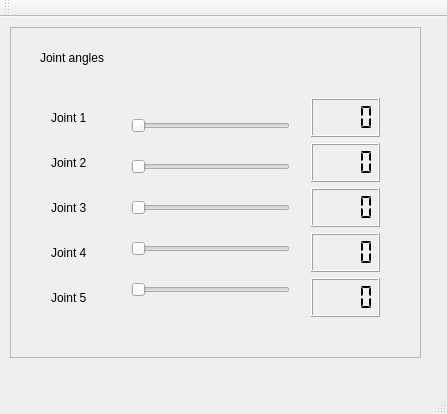
The window that ArmControllerGUI/mainwindow.ui (tafulop/RobotimArmQtGUI) describes before a commit, drawn with Qt 5.
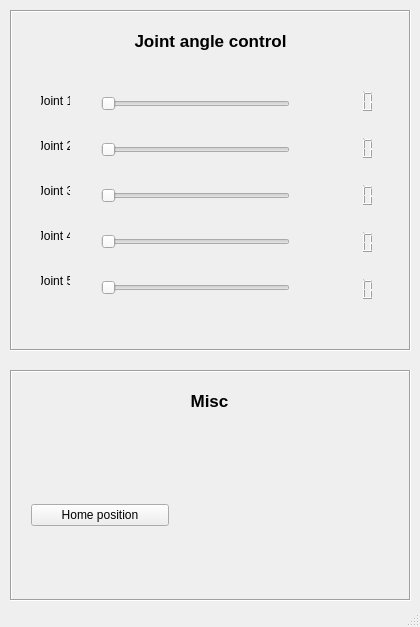
The same window after the commit.

Diff of the .ui file:
```diff
--- a/ArmControllerGUI/mainwindow.ui
+++ b/ArmControllerGUI/mainwindow.ui
@@ -6,8 +6,8 @@
    <rect>
     <x>0</x>
     <y>0</y>
-    <width>447</width>
-    <height>414</height>
+    <width>420</width>
+    <height>627</height>
    </rect>
   </property>
   <property name="windowTitle">
@@ -19,23 +19,23 @@
      <rect>
       <x>10</x>
       <y>10</y>
-      <width>411</width>
-      <height>331</height>
+      <width>401</width>
+      <height>341</height>
      </rect>
     </property>
     <property name="frameShape">
-     <enum>QFrame::StyledPanel</enum>
+     <enum>QFrame::Box</enum>
     </property>
     <property name="frameShadow">
-     <enum>QFrame::Raised</enum>
+     <enum>QFrame::Sunken</enum>
     </property>
     <widget class="QWidget" name="verticalLayoutWidget">
      <property name="geometry">
       <rect>
-       <x>110</x>
-       <y>60</y>
-       <width>181</width>
-       <height>241</height>
+       <x>80</x>
+       <y>50</y>
+       <width>211</width>
+       <height>271</height>
       </rect>
      </property>
      <layout class="QVBoxLayout" name="verticalLayout">
@@ -85,15 +85,24 @@
     <widget class="QWidget" name="verticalLayoutWidget_2">
      <property name="geometry">
       <rect>
-       <x>290</x>
+       <x>300</x>
        <y>60</y>
-       <width>91</width>
-       <height>241</height>
+       <width>81</width>
+       <height>251</height>
       </rect>
      </property>
      <layout class="QVBoxLayout" name="verticalLayout_2">
       <item>
        <widget class="QLCDNumber" name="jointAngleLcd_1">
+        <property name="toolTip">
+         <string>The joint angles in degree.</string>
+        </property>
+        <property name="frameShape">
+         <enum>QFrame::NoFrame</enum>
+        </property>
+        <property name="frameShadow">
+         <enum>QFrame::Raised</enum>
+        </property>
         <property name="smallDecimalPoint">
          <bool>true</bool>
         </property>
@@ -101,12 +110,21 @@
          <number>4</number>
         </property>
         <property name="segmentStyle">
-         <enum>QLCDNumber::Flat</enum>
+         <enum>QLCDNumber::Filled</enum>
         </property>
        </widget>
       </item>
       <item>
        <widget class="QLCDNumber" name="jointAngleLcd_2">
+        <property name="toolTip">
+         <string>The joint angles in degree.</string>
+        </property>
+        <property name="frameShape">
+         <enum>QFrame::NoFrame</enum>
+        </property>
+        <property name="frameShadow">
+         <enum>QFrame::Raised</enum>
+        </property>
         <property name="smallDecimalPoint">
          <bool>true</bool>
         </property>
@@ -114,12 +132,21 @@
          <number>4</number>
         </property>
         <property name="segmentStyle">
-         <enum>QLCDNumber::Flat</enum>
+         <enum>QLCDNumber::Filled</enum>
         </property>
        </widget>
       </item>
       <item>
        <widget class="QLCDNumber" name="jointAngleLcd_3">
+        <property name="toolTip">
+         <string>The joint angles in degree.</string>
+        </property>
+        <property name="frameShape">
+         <enum>QFrame::NoFrame</enum>
+        </property>
+        <property name="frameShadow">
+         <enum>QFrame::Raised</enum>
+        </property>
         <property name="smallDecimalPoint">
          <bool>true</bool>
         </property>
@@ -127,12 +154,21 @@
          <number>4</number>
         </property>
         <property name="segmentStyle">
-         <enum>QLCDNumber::Flat</enum>
+         <enum>QLCDNumber::Filled</enum>
         </property>
        </widget>
       </item>
       <item>
        <widget class="QLCDNumber" name="jointAngleLcd_4">
+        <property name="toolTip">
+         <string>The joint angles in degree.</string>
+        </property>
+        <property name="frameShape">
+         <enum>QFrame::NoFrame</enum>
+        </property>
+        <property name="frameShadow">
+         <enum>QFrame::Raised</enum>
+        </property>
         <property name="smallDecimalPoint">
          <bool>true</bool>
         </property>
@@ -140,12 +176,21 @@
          <number>4</number>
         </property>
         <property name="segmentStyle">
-         <enum>QLCDNumber::Flat</enum>
+         <enum>QLCDNumber::Filled</enum>
         </property>
        </widget>
       </item>
       <item>
        <widget class="QLCDNumber" name="jointAngleLcd_5">
+        <property name="toolTip">
+         <string>The joint angles in degree.</string>
+        </property>
+        <property name="frameShape">
+         <enum>QFrame::NoFrame</enum>
+        </property>
+        <property name="frameShadow">
+         <enum>QFrame::Raised</enum>
+        </property>
         <property name="smallDecimalPoint">
          <bool>true</bool>
         </property>
@@ -153,7 +198,7 @@
          <number>4</number>
         </property>
         <property name="segmentStyle">
-         <enum>QLCDNumber::Flat</enum>
+         <enum>QLCDNumber::Filled</enum>
         </property>
        </widget>
       </item>
@@ -162,9 +207,9 @@
     <widget class="QWidget" name="verticalLayoutWidget_5">
      <property name="geometry">
       <rect>
-       <x>30</x>
+       <x>20</x>
        <y>60</y>
-       <width>81</width>
+       <width>51</width>
        <height>241</height>
       </rect>
      </property>
@@ -174,6 +219,9 @@
         <property name="text">
          <string>Joint 1</string>
         </property>
+        <property name="alignment">
+         <set>Qt::AlignCenter</set>
+        </property>
        </widget>
       </item>
       <item>
@@ -181,6 +229,9 @@
         <property name="text">
          <string>Joint 2</string>
         </property>
+        <property name="alignment">
+         <set>Qt::AlignCenter</set>
+        </property>
        </widget>
       </item>
       <item>
@@ -188,6 +239,9 @@
         <property name="text">
          <string>Joint 3</string>
         </property>
+        <property name="alignment">
+         <set>Qt::AlignCenter</set>
+        </property>
        </widget>
       </item>
       <item>
@@ -195,6 +249,9 @@
         <property name="text">
          <string>Joint 4</string>
         </property>
+        <property name="alignment">
+         <set>Qt::AlignCenter</set>
+        </property>
        </widget>
       </item>
       <item>
@@ -202,43 +259,111 @@
         <property name="text">
          <string>Joint 5</string>
         </property>
+        <property name="alignment">
+         <set>Qt::AlignCenter</set>
+        </property>
        </widget>
       </item>
      </layout>
     </widget>
-    <widget class="QLabel" name="label">
+    <widget class="QWidget" name="horizontalLayoutWidget_2">
      <property name="geometry">
       <rect>
-       <x>30</x>
-       <y>20</y>
-       <width>111</width>
-       <height>21</height>
+       <x>10</x>
+       <y>10</y>
+       <width>381</width>
+       <height>41</height>
       </rect>
      </property>
-     <property name="text">
-      <string>Joint angles</string>
+     <layout class="QHBoxLayout" name="horizontalLayout_2">
+      <item>
+       <widget class="QLabel" name="label_3">
+        <property name="font">
+         <font>
+          <pointsize>13</pointsize>
+          <weight>75</weight>
+          <bold>true</bold>
+         </font>
+        </property>
+        <property name="text">
+         <string>Joint angle control</string>
+        </property>
+        <property name="alignment">
+         <set>Qt::AlignCenter</set>
+        </property>
+       </widget>
+      </item>
+     </layout>
+    </widget>
+   </widget>
+   <widget class="QFrame" name="frame_2">
+    <property name="geometry">
+     <rect>
+      <x>10</x>
+      <y>370</y>
+      <width>401</width>
+      <height>231</height>
+     </rect>
+    </property>
+    <property name="frameShape">
+     <enum>QFrame::Box</enum>
+    </property>
+    <property name="frameShadow">
+     <enum>QFrame::Sunken</enum>
+    </property>
+    <widget class="QWidget" name="verticalLayoutWidget_3">
+     <property name="geometry">
+      <rect>
+       <x>10</x>
+       <y>80</y>
+       <width>160</width>
+       <height>131</height>
+      </rect>
      </property>
+     <layout class="QVBoxLayout" name="verticalLayout_3">
+      <item>
+       <widget class="QPushButton" name="home_position_button">
+        <property name="toolTip">
+         <string>Reset the joint angles to 0.</string>
+        </property>
+        <property name="text">
+         <string>Home position</string>
+        </property>
+       </widget>
+      </item>
+     </layout>
     </widget>
+    <widget class="QWidget" name="horizontalLayoutWidget">
+     <property name="geometry">
+      <rect>
+       <x>9</x>
+       <y>10</y>
+       <width>381</width>
+       <height>41</height>
+      </rect>
+     </property>
+     <layout class="QHBoxLayout" name="horizontalLayout">
+      <item>
+       <widget class="QLabel" name="label_2">
+        <property name="font">
+         <font>
+          <pointsize>13</pointsize>
+          <weight>75</weight>
+          <bold>true</bold>
+         </font>
+        </property>
+        <property name="text">
+         <string>Misc</string>
+        </property>
+        <property name="alignment">
+         <set>Qt::AlignCenter</set>
+        </property>
+       </widget>
+      </item>
+     </layout>
+    </widget>
    </widget>
   </widget>
-  <widget class="QMenuBar" name="menuBar">
-   <property name="geometry">
-    <rect>
-     <x>0</x>
-     <y>0</y>
-     <width>447</width>
-     <height>20</height>
-    </rect>
-   </property>
-  </widget>
-  <widget class="QToolBar" name="mainToolBar">
-   <attribute name="toolBarArea">
-    <enum>TopToolBarArea</enum>
-   </attribute>
-   <attribute name="toolBarBreak">
-    <bool>false</bool>
-   </attribute>
-  </widget>
   <widget class="QStatusBar" name="statusBar"/>
  </widget>
  <layoutdefault spacing="6" margin="11"/>
```
Left out of the diff: 14 changed lines with no effect on the pictures.
